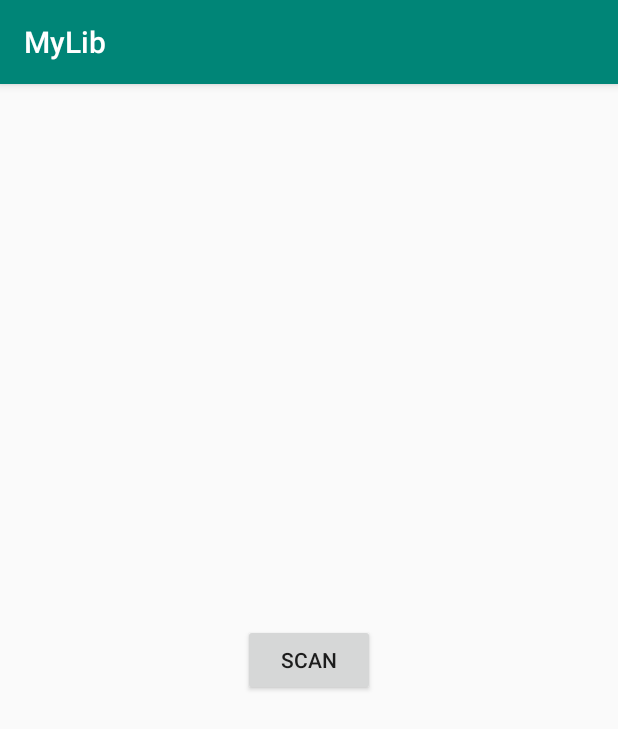
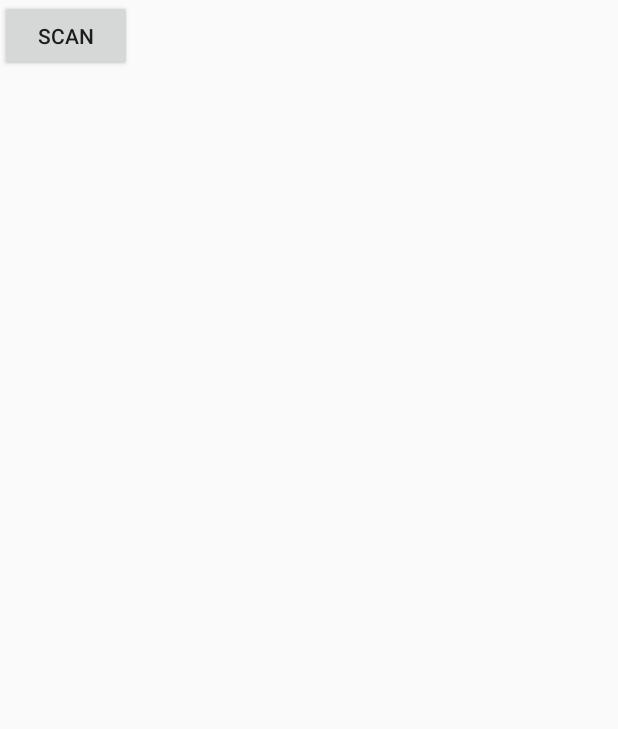
Before and after one commit to houxuexianhan/zxinglib, an Android app: the screen it shows after launch (MainActivity), on a phone screen of 412 x 824 dp. Shown: the top 729 px of the screen. Run offline under Robolectric (Android 15) with nearby library versions, the phone set to English and light mode, and no system bars; libraries missing offline, so code that uses them is left out: com.yanzhenjie.permission.

```diff
--- a/app/build.gradle
+++ b/app/build.gradle
@@ -22,7 +22,7 @@ dependencies {
     implementation fileTree(include: ['*.jar'], dir: 'libs')
     implementation 'com.android.support:appcompat-v7:28.0.0'
     implementation 'com.android.support.constraint:constraint-layout:1.1.3'
-    implementation 'com.yanzhenjie:permission:2.0.0-rc4'
+    implementation 'com.yanzhenjie:permission:2.0.3'
     testImplementation 'junit:junit:4.12'
     androidTestImplementation 'com.android.support.test:runner:1.0.2'
     androidTestImplementation 'com.android.support.test.espresso:espresso-core:3.0.2'
--- a/app/src/main/java/com/jykj/mylib/MainActivity.java
+++ b/app/src/main/java/com/jykj/mylib/MainActivity.java
@@ -1,11 +1,12 @@
 package com.jykj.mylib;
 
+import android.app.Activity;
 import android.content.Intent;
 import android.net.Uri;
 import android.os.Bundle;
 import android.provider.Settings;
-import android.support.v7.app.AppCompatActivity;
 import android.view.View;
+import android.widget.TextView;
 import android.widget.Toast;
 
 import com.jykj.zxinglib.android.CaptureActivity;
@@ -13,16 +14,18 @@ import com.jykj.zxinglib.bean.ZxingConfig;
 import com.jykj.zxinglib.common.Constant;
 import com.yanzhenjie.permission.Action;
 import com.yanzhenjie.permission.AndPermission;
-import com.yanzhenjie.permission.Permission;
+import com.yanzhenjie.permission.runtime.Permission;
 
 import java.util.List;
 
-public class MainActivity extends AppCompatActivity {
+public class MainActivity extends Activity {
     private int REQUEST_CODE_SCAN = 111;
+    private TextView tvResult;
     @Override
     protected void onCreate(Bundle savedInstanceState) {
         super.onCreate(savedInstanceState);
         setContentView(R.layout.activity_main);
+        tvResult = findViewById(R.id.tvResult);
         findViewById(R.id.btnScan).setOnClickListener(new View.OnClickListener() {
             @Override
             public void onClick(View v) {
@@ -31,9 +34,9 @@ public class MainActivity extends AppCompatActivity {
         });
     }
     private void scan(){
-        AndPermission.with(this)
+        AndPermission.with(this).runtime()
                 .permission(Permission.CAMERA, Permission.READ_EXTERNAL_STORAGE)
-                .onGranted(new Action() {
+                .onGranted(new Action<List<String>>() {
                     @Override
                     public void onAction(List<String> permissions) {
                         Intent intent = new Intent(MainActivity.this, CaptureActivity.class);
@@ -55,7 +58,7 @@ public class MainActivity extends AppCompatActivity {
                         startActivityForResult(intent, REQUEST_CODE_SCAN);
                     }
                 })
-                .onDenied(new Action() {
+                .onDenied(new Action<List<String>>() {
                     @Override
                     public void onAction(List<String> permissions) {
                         Uri packageURI = Uri.parse("package:" + getPackageName());
@@ -68,4 +71,13 @@ public class MainActivity extends AppCompatActivity {
                     }
                 }).start();
     }
+
+    @Override
+    protected void onActivityResult(int requestCode, int resultCode, Intent data) {
+        super.onActivityResult(requestCode, resultCode, data);
+        if(requestCode==REQUEST_CODE_SCAN && resultCode==RESULT_OK){
+            String no = data.getStringExtra(com.jykj.zxinglib.common.Constant.CODED_CONTENT);
+            tvResult.setText(no);
+        }
+    }
 }
--- a/app/src/main/res/layout/activity_main.xml
+++ b/app/src/main/res/layout/activity_main.xml
@@ -1,9 +1,10 @@
 <?xml version="1.0" encoding="utf-8"?>
-<android.support.constraint.ConstraintLayout xmlns:android="http://schemas.android.com/apk/res/android"
+<LinearLayout xmlns:android="http://schemas.android.com/apk/res/android"
     xmlns:app="http://schemas.android.com/apk/res-auto"
     xmlns:tools="http://schemas.android.com/tools"
     android:layout_width="match_parent"
     android:layout_height="match_parent"
+    android:orientation="vertical"
     tools:context=".MainActivity">
 
     <Button
@@ -15,5 +16,8 @@
         app:layout_constraintLeft_toLeftOf="parent"
         app:layout_constraintRight_toRightOf="parent"
         app:layout_constraintTop_toTopOf="parent" />
-
-</android.support.constraint.ConstraintLayout>
+    <TextView
+        android:id="@+id/tvResult"
+        android:layout_width="wrap_content"
+        android:layout_height="wrap_content"/>
+</LinearLayout>
--- a/app/src/main/res/values/strings.xml
+++ b/app/src/main/res/values/strings.xml
@@ -1,3 +1,3 @@
 <resources>
-    <string name="app_name">MyLib</string>
+    <string name="app_name">ZxingTest</string>
 </resources>
--- a/build.gradle
+++ b/build.gradle
@@ -7,7 +7,7 @@ buildscript {
         jcenter()
     }
     dependencies {
-        classpath 'com.android.tools.build:gradle:3.2.1'
+        classpath 'com.android.tools.build:gradle:3.6.3'
         classpath 'com.github.dcendents:android-maven-gradle-plugin:2.1' // Add this line
 
         // NOTE: Do not place your application dependencies here; they belong
--- a/gradle.properties
+++ b/gradle.properties
@@ -11,3 +11,6 @@ org.gradle.jvmargs=-Xmx1536m
 # This option should only be used with decoupled projects. More details, visit
 # http://www.gradle.org/docs/current/userguide/multi_project_builds.html#sec:decoupled_projects
 # org.gradle.parallel=true
+android.useAndroidX=true
+# Automatically convert third-party libraries to use AndroidX
+android.enableJetifier=true
```
Also changed, not shown: zxinglib/build.gradle (+5 -4 lines), gradle/wrapper/gradle-wrapper.properties.
